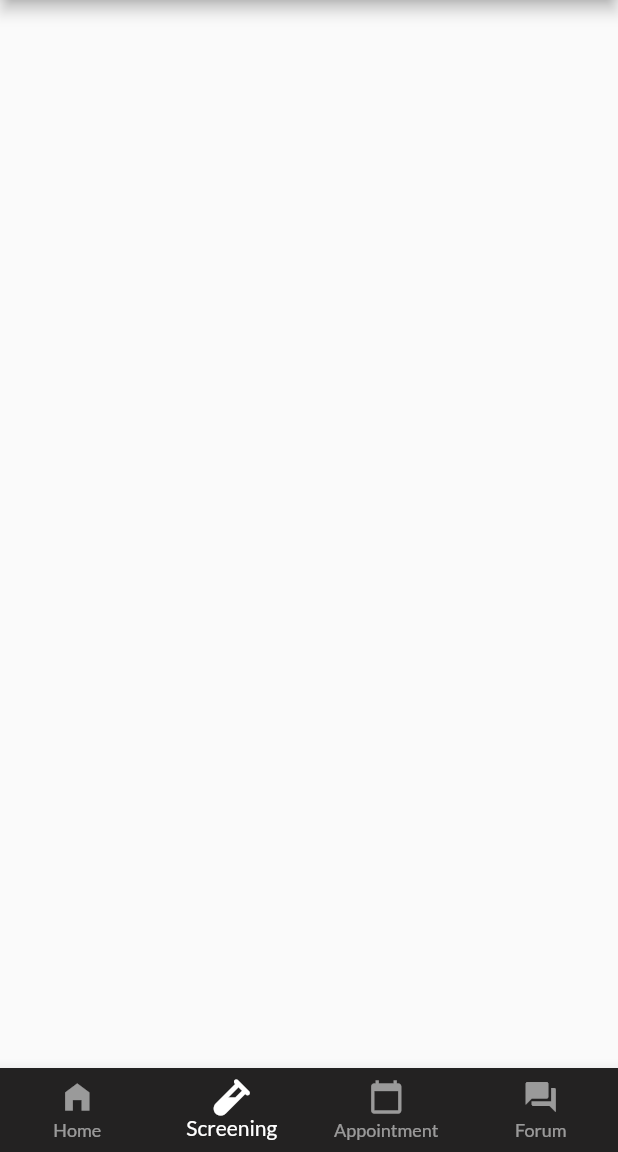
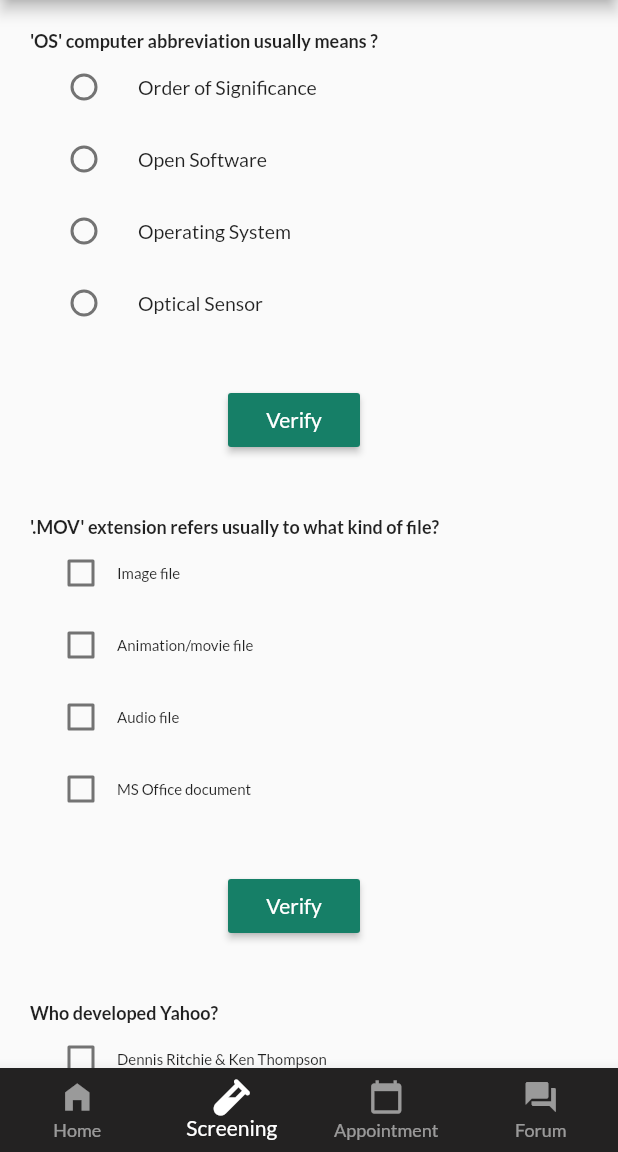
Before and after one commit to Geek-a-Byte/CervivorBD, a Flutter app: the MainScreen screen opened directly, item 2 of the bottom bar chosen, on a phone screen of 412 x 824 dp, the part 84-1236 px from its top. Run offline on Flutter 3.47's test engine with Material 2 defaults, Android fonts, the phone set to English and light mode, and no system bars; our stand-ins replace flutter_rating_bar, fluttertoast, font_awesome_flutter, google_fonts.

Commit message:
screening page added

```diff
--- /dev/null
+++ b/cervivorbd/lib/CancerScreening/Screening.dart
@@ -0,0 +1,23 @@
+import 'package:cervivorbd/models/question.dart';
+import 'package:cervivorbd/widgets/question_widget.dart';
+import 'package:flutter/material.dart';
+
+class ScreeningPage extends StatefulWidget {
+  @override
+  _ScreeningPageState createState() => _ScreeningPageState();
+}
+
+class _ScreeningPageState extends State<ScreeningPage> {
+  @override
+  Widget build(BuildContext context) {
+    final double height = MediaQuery.of(context).size.height;
+    return Scaffold(
+        body: ListView.builder(
+            physics: const ClampingScrollPhysics(),
+            shrinkWrap: true,
+            itemCount: questions.length,
+            itemBuilder: (context, index) {
+              return QuestionWidget(questions[index]);
+            }));
+  }
+}
--- a/cervivorbd/lib/main.dart
+++ b/cervivorbd/lib/main.dart
@@ -1,3 +1,4 @@
+import 'package:cervivorbd/CancerScreening/Screening.dart';
 import 'package:cervivorbd/doctor_app_theme.dart';
 import 'package:cervivorbd/mainScreens/doctor_detail_screen.dart';
 import 'package:cervivorbd/splashScreen/splash_screen.dart';
@@ -13,7 +14,7 @@ void main() async {
         //   primarySwatch: Colors.pink,
         // ),
         theme: DoctorAppTheme.lightTheme,
-        // home: MySplashScreen(),
+        // home: Screening(),
         debugShowCheckedModeBanner: false,
         initialRoute: '/',
         routes: {
--- a/cervivorbd/lib/mainScreens/main_screen.dart
+++ b/cervivorbd/lib/mainScreens/main_screen.dart
@@ -1,6 +1,6 @@
+import 'package:cervivorbd/CancerScreening/Screening.dart';
 import 'package:cervivorbd/mainScreens/forum_screen.dart';
 import 'package:cervivorbd/mainScreens/home_screen.dart';
-import 'package:cervivorbd/mainScreens/screening_screen.dart';
 import 'package:cervivorbd/widgets/appbar.dart';
 import 'package:cervivorbd/widgets/drawer.dart';
 import 'package:flutter/material.dart';
@@ -28,7 +28,7 @@ class _MainScreenState extends State<MainScreen>
   @override
   void initState() {
     super.initState();
-    tabController = TabController(length:4, vsync: this);
+    tabController = TabController(length: 4, vsync: this);
   }
 
   @override
@@ -39,11 +39,11 @@ class _MainScreenState extends State<MainScreen>
         body: TabBarView(
           physics: const NeverScrollableScrollPhysics(),
           controller: tabController,
-          children: const [
-            HomeTabPage(),
-            ScreeningTabPage(),
-            AppointmentTabPage(),
-            ForumTabPage(),
+          children: [
+            const HomeTabPage(),
+            ScreeningPage(),
+            const AppointmentTabPage(),
+            const ForumTabPage(),
           ],
         ),
         bottomNavigationBar: BottomNavigationBar(
--- a/cervivorbd/lib/mainScreens/screening_screen.dart
+++ /dev/null
@@ -1,15 +0,0 @@
-import 'package:flutter/material.dart';
-
-class ScreeningTabPage extends StatefulWidget {
-  const ScreeningTabPage({Key? key}) : super(key: key);
-
-  @override
-  State<ScreeningTabPage> createState() => _ScreeningTabPageState();
-}
-
-class _ScreeningTabPageState extends State<ScreeningTabPage> {
-  @override
-  Widget build(BuildContext context) {
-    return Container();
-  }
-}
--- /dev/null
+++ b/cervivorbd/lib/models/question.dart
@@ -0,0 +1,80 @@
+class Question {
+  String question;
+  String optionA;
+  String optionB;
+  String optionC;
+  String optionD;
+  int type;
+  String ans;
+  Question(this.question, this.optionA, this.optionB, this.optionC,
+      this.optionD, this.ans, this.type);
+}
+
+final List<Question> questions = [
+  Question(
+      "'OS' computer abbreviation usually means ?",
+      "Order of Significance",
+      "Open Software",
+      "Operating System",
+      "Optical Sensor",
+      "Operating System",
+      1),
+  Question(
+      "'.MOV' extension refers usually to what kind of file?",
+      "Image file",
+      "Animation/movie file",
+      "Audio file",
+      "MS Office document",
+      "Animation/movie file",
+      2),
+  Question(
+      "Who developed Yahoo?",
+      "Dennis Ritchie & Ken Thompson",
+      "David Filo & Jerry Yang",
+      "Vint Cerf & Robert Kahn",
+      "Steve Case & Jeff Bezos",
+      "Dennis Ritchie & Ken Thompson",
+      2),
+  Question("What does AM mean?", "Angelo marconi", "Anno median",
+      "Amplitude modulation", "Amperes", "Amplitude modulation", 1),
+  Question(
+      "Where is the headquarters of Intel located?",
+      "Redmond, Washington",
+      "Tucson, Arizona",
+      "Santa Clara, California",
+      "Richmond, Virginia",
+      "Santa Clara, California",
+      1)
+];
+
+const List<Map<String, Object>> questions2 = [
+  {
+    "questionText": "Who is the best cricketer in the world?",
+    'answers': [
+      {'text': 'Sachin Tendukar', 'score': 0},
+      {'text': 'Virat Kohli', 'score': 0},
+      {'text': 'Sandeep Lamichhane', 'score': 10},
+    ],
+    'type': 1,
+  },
+  {
+    "questionText": "What is the Full form of RAM?",
+    'answers': [
+      {'optionA': 'Random Access Memory', 'score': 10},
+      {'text': 'Ram Ate Memory', 'score': 0},
+      {'text': 'Read Any Memory', 'score': 0},
+
+    ],
+    'type': 1,
+  },
+  {
+    "questionText": "What's capital city of USA?",
+    'answers': [
+      {'text': 'London', 'score': 0},
+      {'text': 'New York', 'score': 0},
+      {'text': 'Tokyo', 'score': 0},
+      {'text': 'Washington, D.C.', 'score': 10},
+    ],
+    'type': 1,
+  }
+];
--- /dev/null
+++ b/cervivorbd/lib/widgets/checkbox.dart
@@ -0,0 +1,38 @@
+import 'package:flutter/material.dart';
+
+class CheckBoxWidget extends StatelessWidget {
+  final String label;
+  final bool value;
+  final Function onChanged;
+
+  const CheckBoxWidget({
+    required this.label,
+    required this.value,
+    required this.onChanged,
+  });
+
+
+
+  @override
+  Widget build(BuildContext context) {
+    return InkWell(
+      onTap: () {
+        onChanged(!value);
+      },
+      child: Padding(
+         padding: const EdgeInsets.symmetric(horizontal: 10.0),
+        child: Row(
+          children: <Widget>[
+            Checkbox(
+              value: value,
+              onChanged: (bool? newValue) {
+                onChanged(newValue);
+              },
+            ),
+            Expanded(child: Text(label)),
+          ],
+        ),
+      ),
+    );
+  }
+}
--- a/cervivorbd/lib/widgets/progress_dialog.dart
+++ /dev/null
@@ -1 +0,0 @@
-// TODO Implement this library.
--- /dev/null
+++ b/cervivorbd/lib/widgets/question_widget.dart
@@ -0,0 +1,227 @@
+import 'package:cervivorbd/models/question.dart';
+import 'package:cervivorbd/widgets/checkbox.dart';
+import 'package:flutter/material.dart';
+import 'package:fluttertoast/fluttertoast.dart';
+
+enum AppEnum { optionA, optionB, optionC, optionD, NON }
+
+// ignore: must_be_immutable
+class QuestionWidget extends StatefulWidget {
+  Question question;
+  QuestionWidget(
+    this.question, {
+    Key? key,
+  }) : super(key: key);
+
+  @override
+  // ignore: no_logic_in_create_state
+  _QuestionWidgetState createState() => _QuestionWidgetState(question);
+}
+
+class _QuestionWidgetState extends State<QuestionWidget> {
+  Question item;
+  _QuestionWidgetState(this.item);
+
+  AppEnum _character = AppEnum.NON;
+
+  bool _isSelectedA = false;
+  bool _isSelectedB = false;
+  bool _isSelectedC = false;
+  bool _isSelectedD = false;
+
+  int radio = 1;
+  int check = 2;
+
+  @override
+  Widget build(BuildContext context) {
+    return Padding(
+        padding: const EdgeInsets.all(20.0),
+        child: Column(children: <Widget>[
+          item.type == check ? getCheckBoxWidget(item) : getRadioWidget(item),
+          const SizedBox(
+            height: 30.0,
+          ),
+          actionButton(),
+        ]));
+  }
+
+  onVerifyClick() {
+    var msg = "";
+
+    if (item.type == radio) {
+      if (_character == AppEnum.optionA && item.optionA == item.ans ||
+          _character == AppEnum.optionB && item.optionB == item.ans ||
+          _character == AppEnum.optionC && item.optionC == item.ans ||
+          _character == AppEnum.optionD && item.optionD == item.ans) {
+        msg = "Correct";
+      } else {
+        msg = "Incorrect";
+      }
+    } else {
+      if (_isSelectedA && item.optionA == item.ans ||
+          _isSelectedB && item.optionB == item.ans ||
+          _isSelectedC && item.optionC == item.ans ||
+          _isSelectedD && item.optionD == item.ans) {
+        msg = "Correct";
+      } else {
+        msg = "Incorrect";
+      }
+    }
+
+    print(msg);
+    Fluttertoast.showToast(msg: msg);
+  }
+
+  Widget getRadioWidget(Question item) {
+    return Column(
+        mainAxisAlignment: MainAxisAlignment.center,
+        children: <Widget>[
+          Align(
+            alignment: Alignment.centerLeft,
+            child: Text(
+              item.question,
+              textAlign: TextAlign.left,
+              style: const TextStyle(
+                fontWeight: FontWeight.bold,
+                fontSize: 12.0,
+              ),
+            ),
+          ),
+          Column(
+            children: [
+
+              RadioListTile<AppEnum>(
+                dense: true,
+                title: Text(item.optionA),
+                value: AppEnum.optionA,
+                groupValue: _character,
+                onChanged: (AppEnum? value) {
+                  setState(() {
+                    _character = value!;
+                  });
+                },
+              ),
+              RadioListTile<AppEnum>(
+                dense: true,
+                title: Text(item.optionB),
+                value: AppEnum.optionB,
+                groupValue: _character,
+                onChanged: (AppEnum? value) {
+                  setState(() {
+                    _character = value!;
+                  });
+                },
+              ),
+              RadioListTile<AppEnum>(
+                dense: true,
+                title: Text(item.optionC),
+                value: AppEnum.optionC,
+                groupValue: _character,
+                onChanged: (AppEnum? value) {
+                  setState(() {
+                    _character = value!;
+                  });
+                },
+              ),
+              RadioListTile<AppEnum>(
+                dense: true,
+                title: Text(item.optionD),
+                value: AppEnum.optionD,
+                groupValue: _character,
+                onChanged: (AppEnum? value) {
+                  setState(() {
+                    _character = value!;
+                  });
+                },
+              ),
+            ],
+          ),
+        ]);
+  }
+
+  Widget getCheckBoxWidget(Question item) {
+    return Column(
+        mainAxisAlignment: MainAxisAlignment.center,
+        children: <Widget>[
+          Align(
+            alignment: Alignment.centerLeft,
+            child: Text(
+              item.question,
+              textAlign: TextAlign.left,
+              style: const TextStyle(
+                fontWeight: FontWeight.bold,
+                fontSize: 12.0,
+              ),
+            ),
+          ),
+          CheckBoxWidget(
+            label: item.optionA,
+            value: _isSelectedA,
+            onChanged: (bool newValue) {
+              setState(() {
+                _isSelectedA = newValue;
+              });
+            },
+          ),
+          CheckBoxWidget(
+            label: item.optionB,
+            value: _isSelectedB,
+            onChanged: (bool newValue) {
+              setState(() {
+                _isSelectedB = newValue;
+              });
+            },
+          ),
+          CheckBoxWidget(
+            label: item.optionC,
+            value: _isSelectedC,
+            onChanged: (bool newValue) {
+              setState(() {
+                _isSelectedC = newValue;
+              });
+            },
+          ),
+          CheckBoxWidget(
+            label: item.optionD,
+            value: _isSelectedD,
+            onChanged: (bool newValue) {
+              setState(() {
+                _isSelectedD = newValue;
+              });
+            },
+          ),
+        ]);
+  }
+
+  Widget actionButton() {
+    return Row(
+      mainAxisAlignment: MainAxisAlignment.center,
+      children: <Widget>[
+        RaisedButton(
+          color: const Color(0xFF167F67),
+          child: const Text(
+            "Verify",
+            style: TextStyle(color: Colors.white),
+          ),
+          onPressed: () => onVerifyClick(),
+        ),
+        const SizedBox(
+          width: 20.0,
+        ),
+        // RaisedButton(
+        //   color: const Color(0xFF167F67),
+        //   child: const Text(
+        //     "Next",
+        //     style: TextStyle(color: Colors.white),
+        //   ),
+        //   onPressed: () => onNextClick(),
+        // ),
+      ],
+    );
+  }
+
+  // onNextClick() {
+  //   buttonCarouselController.nextPage(
+  //       duration: const Duration(milliseconds: 300), curve: Curves.linear);
+  // }
+}
--- a/cervivorbd/pubspec.yaml
+++ b/cervivorbd/pubspec.yaml
@@ -40,6 +40,7 @@ dependencies:
   flutter_rating_bar: ^4.0.1
   google_fonts: ^3.0.1
   intl: ^0.17.0
+  fluttertoast: ^8.0.9
 
 dev_dependencies:
   flutter_test:
```
Also changed, not shown: cervivorbd/pubspec.lock.
